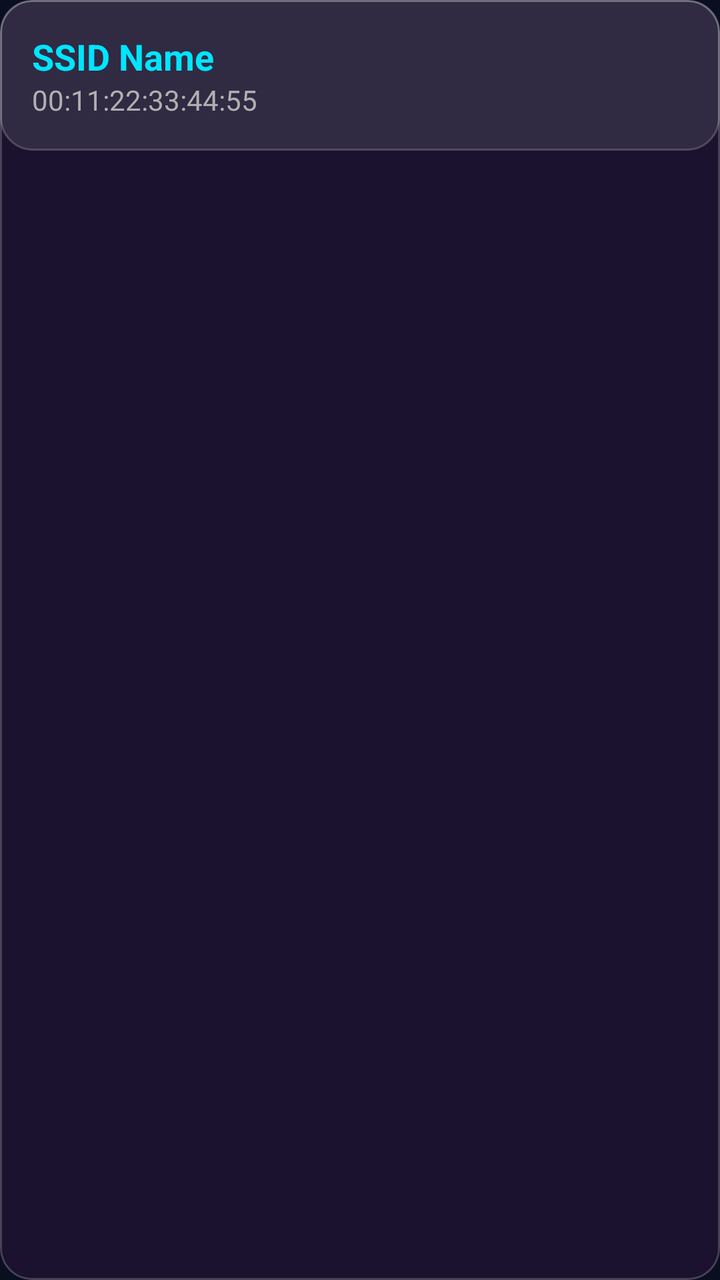
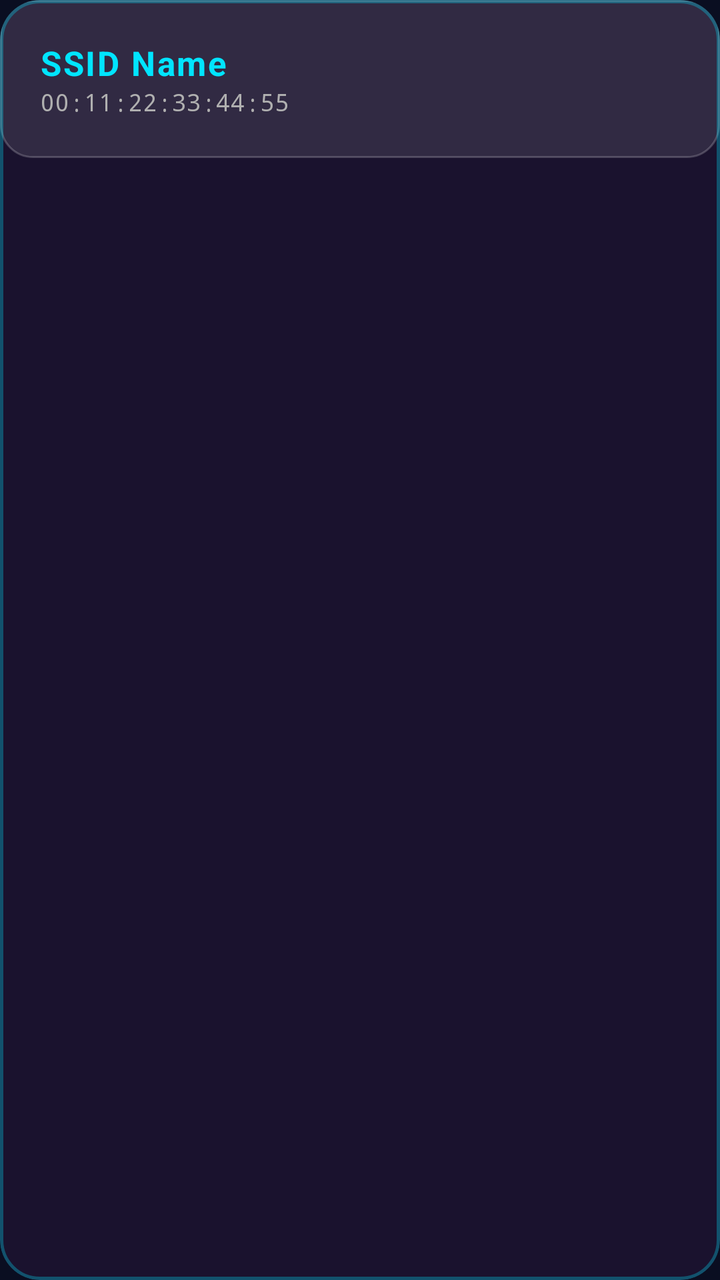

Compare the two renders of this Android layout. The source of the first and the diff that turns it into the second are given below.
<!-- AndroidManifest.xml: application theme Theme.FiberHome -->
<!-- res/layout/item_wifi.xml -->
<?xml version="1.0" encoding="utf-8"?>
<com.google.android.material.card.MaterialCardView
    xmlns:android="http://schemas.android.com/apk/res/android"
    xmlns:app="http://schemas.android.com/apk/res-auto"
    android:id="@+id/cardView"
    android:layout_width="match_parent"
    android:layout_height="wrap_content"
    android:layout_margin="8dp"
    app:cardCornerRadius="16dp"
    app:cardElevation="0dp"
    app:strokeWidth="1dp"
    app:strokeColor="#33FFFFFF">

    <androidx.constraintlayout.widget.ConstraintLayout
        android:layout_width="match_parent"
        android:layout_height="wrap_content"
        android:background="@drawable/glass_card_background"
        android:padding="16dp">

        <TextView
            android:id="@+id/tvSsid"
            android:layout_width="0dp"
            android:layout_height="wrap_content"
            android:text="SSID Name"
            android:textColor="@color/cyan_accent"
            android:textSize="18sp"
            android:textStyle="bold"
            app:layout_constraintEnd_toStartOf="@+id/ivBadge"
            app:layout_constraintStart_toStartOf="parent"
            app:layout_constraintTop_toTopOf="parent" />

        <TextView
            android:id="@+id/tvBssid"
            android:layout_width="wrap_content"
            android:layout_height="wrap_content"
            android:text="00:11:22:33:44:55"
            android:textColor="@color/text_secondary"
            app:layout_constraintStart_toStartOf="parent"
            app:layout_constraintTop_toBottomOf="@+id/tvSsid" />

        <ImageView
            android:id="@+id/ivBadge"
            android:layout_width="28dp"
            android:layout_height="28dp"
            android:src="@drawable/ic_wifi_radar"
            app:tint="@color/cyan_accent"
            android:visibility="gone"
            app:layout_constraintBottom_toBottomOf="parent"
            app:layout_constraintEnd_toEndOf="parent"
            app:layout_constraintTop_toTopOf="parent" />

    </androidx.constraintlayout.widget.ConstraintLayout>

</com.google.android.material.card.MaterialCardView>
<!-- resources referenced by this layout -->
<resources>
  <color name="cyan_accent">#00E5FF</color>
  <color name="text_secondary">#B0B0B0</color>
  <!-- drawable glass_card_background (drawable) -->
  <?xml version="1.0" encoding="utf-8"?>
  <shape xmlns:android="http://schemas.android.com/apk/res/android"
      android:shape="rectangle">
      <solid android:color="@color/glass_white" />
      <corners android:radius="16dp" />
      <stroke
          android:width="1dp"
          android:color="#33FFFFFF" />
  </shape>
  <!-- drawable ic_wifi_radar (drawable) -->
  <vector xmlns:android="http://schemas.android.com/apk/res/android"
      android:width="120dp"
      android:height="120dp"
      android:viewportWidth="24"
      android:viewportHeight="24">
      
      <path
          android:pathData="M1,9C4.47,5.53 9.07,3.75 12,3.75C14.93,3.75 19.53,5.53 23,9"
          android:strokeWidth="2"
          android:strokeColor="@color/cyan_accent"
          android:strokeLineCap="round" />
      
      <path
          android:pathData="M5,13C7.53,10.47 9.87,9.75 12,9.75C14.13,9.75 16.47,10.47 19,13"
          android:strokeWidth="2"
          android:strokeColor="@color/cyan_accent"
          android:strokeLineCap="round" />
      
      <path
          android:pathData="M9,17C10.53,15.47 11.25,15.25 12,15.25C12.75,15.25 13.47,15.47 15,17"
          android:strokeWidth="2"
          android:strokeColor="@color/cyan_accent"
          android:strokeLineCap="round" />
      
      <path
          android:pathData="M12,21m-1.5,0a1.5,1.5 0,1 1,3 0a1.5,1.5 0,1 1,-3 0"
          android:fillColor="@color/cyan_accent" />
  </vector>
  <style name="Theme.FiberHome" parent="Theme.Material3.Dark.NoActionBar">
          <item name="colorPrimary">@color/cyan_accent</item>
          <item name="colorSecondary">@color/electric_blue</item>
          <item name="android:windowBackground">@color/deep_navy</item>
          <item name="android:statusBarColor">@color/deep_navy</item>
          <item name="android:navigationBarColor">@color/deep_navy</item>
          <item name="colorSurface">@color/dark_violet</item>
          <item name="colorOnSurface">@color/text_primary</item>
      </style>
  <color name="glass_white">#1AFFFFFF</color>
  <color name="electric_blue">#2979FF</color>
  <color name="deep_navy">#0A0E21</color>
  <color name="dark_violet">#1A122E</color>
  <color name="text_primary">#E0E0E0</color>
</resources>

<!-- the commit's change to res/layout/item_wifi.xml (unified diff, before → after) -->
@@ -5,17 +5,18 @@
     android:id="@+id/cardView"
     android:layout_width="match_parent"
     android:layout_height="wrap_content"
-    android:layout_margin="8dp"
-    app:cardCornerRadius="16dp"
+    android:layout_marginHorizontal="12dp"
+    android:layout_marginVertical="6dp"
+    app:cardCornerRadius="20dp"
     app:cardElevation="0dp"
-    app:strokeWidth="1dp"
-    app:strokeColor="#33FFFFFF">
+    app:strokeWidth="1.5dp"
+    app:strokeColor="@color/glow_cyan">
 
     <androidx.constraintlayout.widget.ConstraintLayout
         android:layout_width="match_parent"
         android:layout_height="wrap_content"
         android:background="@drawable/glass_card_background"
-        android:padding="16dp">
+        android:padding="20dp">
 
         <TextView
             android:id="@+id/tvSsid"
@@ -23,7 +24,8 @@
             android:layout_height="wrap_content"
             android:text="SSID Name"
             android:textColor="@color/cyan_accent"
-            android:textSize="18sp"
+            android:textSize="17sp"
+            android:letterSpacing="0.05"
             android:textStyle="bold"
             app:layout_constraintEnd_toStartOf="@+id/ivBadge"
             app:layout_constraintStart_toStartOf="parent"
@@ -35,16 +37,19 @@
             android:layout_height="wrap_content"
             android:text="00:11:22:33:44:55"
             android:textColor="@color/text_secondary"
+            android:textSize="12sp"
+            android:fontFamily="monospace"
             app:layout_constraintStart_toStartOf="parent"
             app:layout_constraintTop_toBottomOf="@+id/tvSsid" />
 
         <ImageView
             android:id="@+id/ivBadge"
-            android:layout_width="28dp"
-            android:layout_height="28dp"
+            android:layout_width="32dp"
+            android:layout_height="32dp"
             android:src="@drawable/ic_wifi_radar"
             app:tint="@color/cyan_accent"
             android:visibility="gone"
+            android:padding="4dp"
             app:layout_constraintBottom_toBottomOf="parent"
             app:layout_constraintEnd_toEndOf="parent"
             app:layout_constraintTop_toTopOf="parent" />
<!-- resource entries referenced after the edit -->
@@ -1,6 +1,7 @@
 <!-- resources referenced by this layout -->
 <resources>
   <color name="cyan_accent">#00E5FF</color>
+  <color name="glow_cyan">#4D00E5FF</color>
   <color name="text_secondary">#B0B0B0</color>
   <!-- drawable glass_card_background (drawable) -->
   <?xml version="1.0" encoding="utf-8"?>
